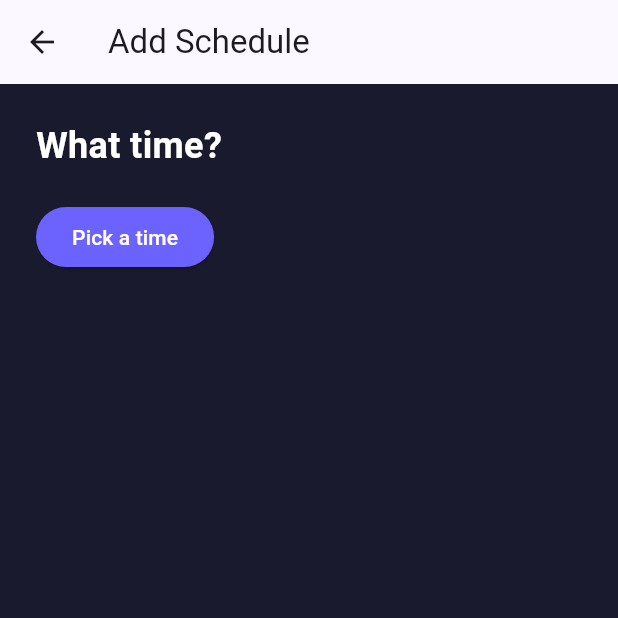
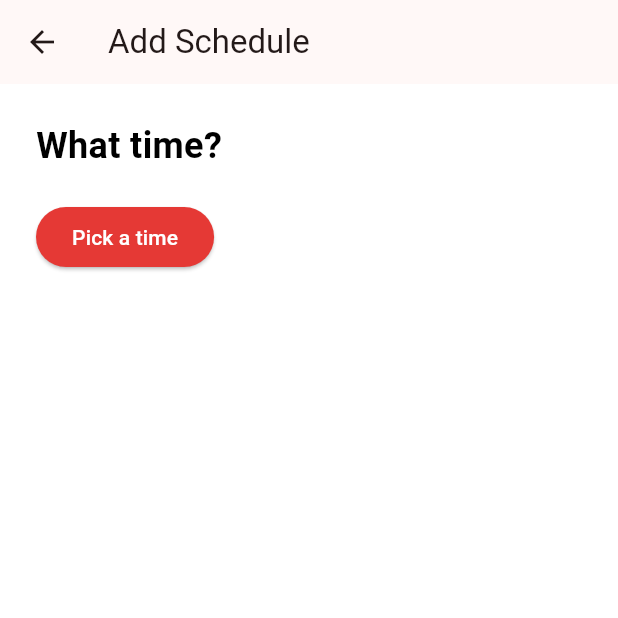
Before and after one commit to G-lowkey/GeoPing, a Flutter app: the screen it shows after launch, after a tap on "+ Add Schedule", on a phone screen of 412 x 824 dp, the top half of it. Run offline on Flutter 3.47's test engine with Material 3 defaults, Android fonts, the phone set to English and light mode, and no system bars.

Commit message:
Red and White theme

```diff
--- a/lib/main.dart
+++ b/lib/main.dart
@@ -13,7 +13,7 @@ class GeoPingApp extends StatelessWidget {
       title: 'GeoPing',
       debugShowCheckedModeBanner: false,
       theme: ThemeData(
-        colorScheme: ColorScheme.fromSeed(seedColor: const Color(0xFF6C63FF)),
+        colorScheme: ColorScheme.fromSeed(seedColor: const Color(0xFFE53935)),
         useMaterial3: true,
       ),
       home: const HomeScreen(),
@@ -27,7 +27,7 @@ class HomeScreen extends StatelessWidget {
   @override
   Widget build(BuildContext context) {
     return Scaffold(
-      backgroundColor: const Color(0xFF1A1A2E),
+      backgroundColor: const Color(0xFFFFFFFF),
       body: SafeArea(
         child: Padding(
           padding: const EdgeInsets.all(24.0),
@@ -38,7 +38,7 @@ class HomeScreen extends StatelessWidget {
               const Text(
                 'GeoPing 📍',
                 style: TextStyle(
-                  color: Colors.white,
+                  color: Colors.black,
                   fontSize: 32,
                   fontWeight: FontWeight.bold,
                 ),
@@ -47,7 +47,7 @@ class HomeScreen extends StatelessWidget {
               const Text(
                 'Automatic location sharing',
                 style: TextStyle(
-                  color: Colors.white54,
+                  color: Colors.black54,
                   fontSize: 16,
                 ),
               ),
@@ -56,7 +56,7 @@ class HomeScreen extends StatelessWidget {
                 width: double.infinity,
                 padding: const EdgeInsets.all(20),
                 decoration: BoxDecoration(
-                  color: const Color(0xFF6C63FF),
+                  color: const Color(0xFFE53935),
                   borderRadius: BorderRadius.circular(16),
                 ),
                 child: const Column(
@@ -65,7 +65,7 @@ class HomeScreen extends StatelessWidget {
                     Text(
                       'Sharing Status',
                       style: TextStyle(
-                        color: Colors.white70,
+                        color: Colors.white,
                         fontSize: 14,
                       ),
                     ),
@@ -85,7 +85,7 @@ class HomeScreen extends StatelessWidget {
               const Text(
                 'Schedules',
                 style: TextStyle(
-                  color: Colors.white,
+                  color: Colors.black,
                   fontSize: 20,
                   fontWeight: FontWeight.bold,
                 ),
@@ -95,21 +95,21 @@ class HomeScreen extends StatelessWidget {
                 width: double.infinity,
                 padding: const EdgeInsets.all(20),
                 decoration: BoxDecoration(
-                  color: const Color(0xFF16213E),
+                  color: const Color(0xFFF5F5F5),
                   borderRadius: BorderRadius.circular(16),
                 ),
                 child: const Column(
                   children: [
-                    Icon(Icons.schedule, color: Colors.white54, size: 40),
+                    Icon(Icons.schedule, color: Colors.black54, size: 40),
                     SizedBox(height: 12),
                     Text(
                       'No schedules yet',
-                      style: TextStyle(color: Colors.white54, fontSize: 16),
+                      style: TextStyle(color: Colors.black54, fontSize: 16),
                     ),
                     SizedBox(height: 4),
                     Text(
                       'Tap + to add one',
-                      style: TextStyle(color: Colors.white38, fontSize: 14),
+                      style: TextStyle(color: Colors.black54, fontSize: 14),
                     ),
                   ],
                 ),
@@ -126,7 +126,7 @@ class HomeScreen extends StatelessWidget {
                     );
                   },
                   style: ElevatedButton.styleFrom(
-                    backgroundColor: const Color(0xFF6C63FF),
+                    backgroundColor: const Color(0xFFE53935),
                     shape: RoundedRectangleBorder(
                       borderRadius: BorderRadius.circular(16),
                     ),
@@ -154,7 +154,7 @@ class AddScheduleScreen extends StatelessWidget {
   @override
   Widget build(BuildContext context) {
     return Scaffold(
-      backgroundColor: const Color(0xFF1A1A2E),
+      backgroundColor: const Color(0xFFFFFFFF),
       appBar: AppBar(
         title: const Text('Add Schedule'),
       ),
@@ -166,7 +166,7 @@ class AddScheduleScreen extends StatelessWidget {
             const Text(
               'What time?',
               style: TextStyle(
-                color: Colors.white,
+                color: Colors.black,
                 fontSize: 24,
                 fontWeight: FontWeight.bold,
               ),
@@ -180,7 +180,7 @@ class AddScheduleScreen extends StatelessWidget {
                  );
                },
                style: ElevatedButton.styleFrom(
-                 backgroundColor: const Color(0xFF6C63FF),
+                 backgroundColor: const Color(0xFFE53935),
                ),
                child: const Text(
                  'Pick a time',
```
